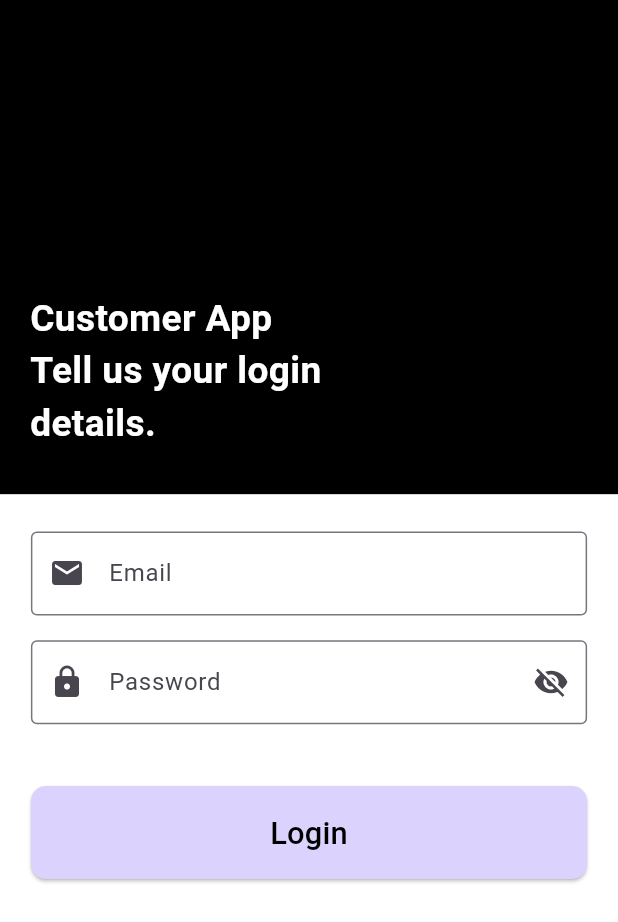
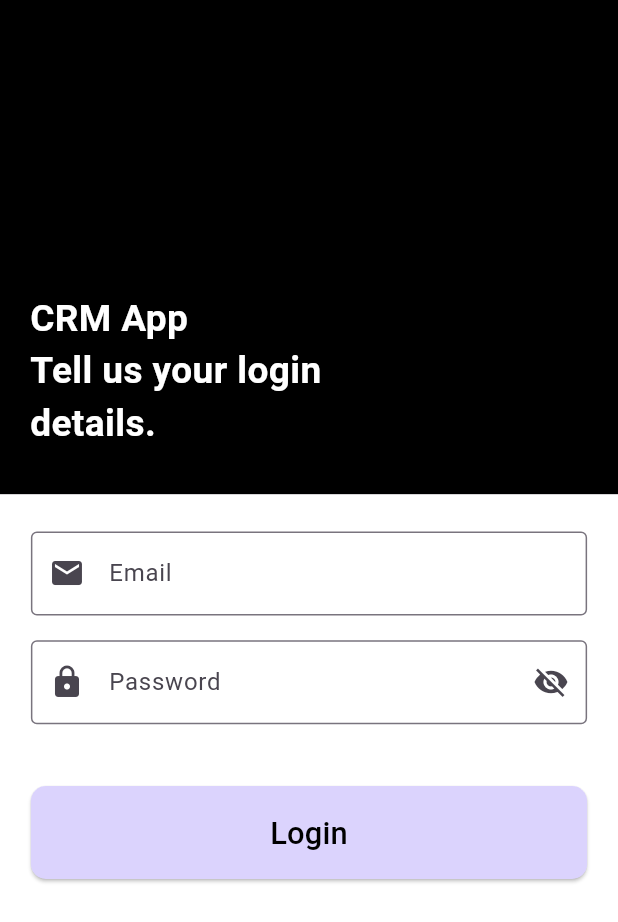
Before and after one commit to HiBorn4/crmapp, a Flutter app: the screen it shows after launch, after a tap on "Log In", on a phone screen of 412 x 824 dp. Shown: the top 922 px of the screen. Run offline on Flutter 3.47's test engine with Material 3 defaults, Android fonts, the phone set to English and light mode, and no system bars; our stand-ins replace cloud_firestore, file_picker, firebase_auth, firebase_core, flutter_svg, get and 2 more; missing offline and left inert: flutter_direct_caller_plugin; accounts and stored records are empty.

Commit message:
spacing changed

```diff
--- a/lib/controllers/profile_controller.dart
+++ b/lib/controllers/profile_controller.dart
@@ -39,6 +39,7 @@ class ProfileController extends GetxController {
 
       DocumentSnapshot userDoc = await _firestore.collection('users').doc(uid).get();
 
+
       if (userDoc.exists && userDoc.data() != null) {
         Map<String, dynamic> data = userDoc.data() as Map<String, dynamic>;
 
@@ -50,6 +51,7 @@ class ProfileController extends GetxController {
         userData.value = {
           'name': userName,
           'role': userRole,
+          'roles': List<String>.from(roles ?? []),
           'email': data['email'] ?? 'No Email',
           'phone': data['perPh'] ?? 'No Phone',
           'company': data['orgName'] ?? 'No Company',
--- a/lib/main.dart
+++ b/lib/main.dart
@@ -1,15 +1,15 @@
 import 'package:crmapp/screens/search_screen.dart';
+import 'package:crmapp/screens/splash_screen.dart';
 import 'package:flutter/material.dart';
 import 'package:get/get.dart';
 import 'package:firebase_core/firebase_core.dart';
+import 'package:shared_preferences/shared_preferences.dart';
 import 'screens/about_screen.dart';
 import 'screens/activity_log_screen.dart';
 import 'screens/change_password_screen.dart';
-import 'screens/cost_sheet_screen.dart';
 import 'screens/document_screen.dart';
 import 'screens/login_screen.dart';
 import 'screens/modification_screen.dart';
-import 'screens/payment_schedule_screen.dart';
 import 'screens/refer_screen.dart';
 import 'screens/signup_screen.dart';
 import 'screens/transaction_detail_screen.dart';
@@ -21,6 +21,13 @@ void main() async {
 
   await Firebase.initializeApp(); // Initialize Firebase
 
+  try {
+    // final prefs = await SharedPreferences.getInstance();
+    print('SharedPreferences initialized successfully');
+  } catch (e) {
+    print('Error initializing SharedPreferences: $e');
+  }
+
   runApp(MyApp());
 }
 
@@ -31,7 +38,7 @@ class MyApp extends StatelessWidget {
   Widget build(BuildContext context) {
     return GetMaterialApp(
       debugShowCheckedModeBanner: false,
-      title: 'Customer App',
+      title: 'CRM App',
       theme: ThemeData(
         primarySwatch: Colors.blue,
         visualDensity: VisualDensity.adaptivePlatformDensity,
@@ -40,7 +47,7 @@ class MyApp extends StatelessWidget {
         Get.put(AuthService());
       }),
       initialRoute: "/",
-      home: SignupScreen(),
+      home: SplashScreen(),
       getPages: [
         GetPage(name: '/', page: () => SignupScreen()),
         GetPage(name: '/login', page: () => LoginScreen()),
--- a/lib/screens/login_screen.dart
+++ b/lib/screens/login_screen.dart
@@ -25,7 +25,7 @@ class _LoginScreenState extends State<LoginScreen> {
 
 
   void _handleLogin() async {
-    if (!_formKey.currentState!.validate()) return; // Validate form before login
+  if (!_formKey.currentState!.validate()) return;
 
   String? uid = await _authService.signInWithEmailAndPassword(
     _emailController.text,
@@ -33,7 +33,8 @@ class _LoginScreenState extends State<LoginScreen> {
   );
 
   if (uid != null) {
-      Get.off(() => HomeScreen(userUid: uid)); // Navigate to HomeScreen with UID
+    await _authService.storeLoginTimestamp(); // Add this line
+    Get.off(() => HomeScreen(userUid: uid));
   } else {
     Get.snackbar('Login Failed', _authService.errorMessage.value);
   }
@@ -65,7 +66,7 @@ class _LoginScreenState extends State<LoginScreen> {
                           padding: EdgeInsets.only(left: 20, bottom: 30),
                           alignment: Alignment.bottomLeft,
                           child: Text(
-                            "Customer App\nTell us your login\ndetails.",
+                            "CRM App\nTell us your login\ndetails.",
                             style: TextStyle(
                               color: Colors.white,
                               fontSize: screenWidth * 0.06,
--- /dev/null
+++ b/lib/screens/splash_screen.dart
@@ -0,0 +1,40 @@
+import 'package:flutter/material.dart';
+import 'package:get/get.dart';
+
+import '../services/auth_service.dart';
+import 'home_screen.dart';
+import 'signup_screen.dart';
+
+class SplashScreen extends StatefulWidget {
+  @override
+  _SplashScreenState createState() => _SplashScreenState();
+}
+
+class _SplashScreenState extends State<SplashScreen> {
+  @override
+  void initState() {
+    super.initState();
+    _checkSession();
+  }
+
+  Future<void> _checkSession() async {
+    final authService = Get.find<AuthService>();
+    final isValid = await authService.isSessionValid();
+
+    await Future.delayed(Duration(seconds: 1)); // Optional splash delay
+
+    if (authService.isLoggedIn && isValid) {
+      Get.off(() => HomeScreen(userUid: authService.user!.uid));
+    } else {
+      if (authService.isLoggedIn) await authService.signOut();
+      Get.off(() => SignupScreen());
+    }
+  }
+
+  @override
+  Widget build(BuildContext context) {
+    return Scaffold(
+      body: Center(child: CircularProgressIndicator()),
+    );
+  }
+}
--- a/lib/services/auth_service.dart
+++ b/lib/services/auth_service.dart
@@ -2,6 +2,7 @@ import 'package:firebase_auth/firebase_auth.dart';
 import 'package:cloud_firestore/cloud_firestore.dart';
 import 'package:flutter/foundation.dart';
 import 'package:get/get.dart';
+import 'package:shared_preferences/shared_preferences.dart';
 
 class AuthService extends GetxService {
   final FirebaseAuth _auth = FirebaseAuth.instance;
@@ -66,9 +67,11 @@ Future<String?> signInWithEmailAndPassword(String email, String password) async
       password: password.trim(),
     );
 
-    await fetchUserData(); // Fetch user data after successful login
 
-    return userCredential.user?.uid; // Return the UID
+await storeLoginTimestamp();
+    await fetchUserData();
+
+    return userCredential.user?.uid;
   } on FirebaseAuthException catch (e) {
     _handleAuthException(e);
     return null;
@@ -82,10 +85,13 @@ Future<String?> signInWithEmailAndPassword(String email, String password) async
 
 
   // Sign Out
+  // Update signOut method
 Future<void> signOut() async {
   try {
     await _auth.signOut();
     currentUser.value = null;
+    final prefs = await SharedPreferences.getInstance();
+    await prefs.remove('loginTimestamp');
   } catch (e) {
     errorMessage('Error signing out');
     rethrow;
@@ -166,4 +172,27 @@ Future<String?> signInWithEmailAndPassword(String email, String password) async
         errorMessage(e.message ?? 'Authentication failed');
     }
   }
+  Future<void> storeLoginTimestamp() async {
+  final prefs = await SharedPreferences.getInstance();
+  await prefs.setInt('loginTimestamp', DateTime.now().millisecondsSinceEpoch);
 }
+
+Future<bool> isSessionValid() async {
+  try {
+    final prefs = await SharedPreferences.getInstance();
+    if (!prefs.containsKey('loginTimestamp')) return false;
+
+    final loginTimestamp = prefs.getInt('loginTimestamp');
+    if (loginTimestamp == null) return false;
+
+    final difference = DateTime.now()
+        .difference(DateTime.fromMillisecondsSinceEpoch(loginTimestamp));
+    return difference.inHours <= 24; // More readable 24-hour check
+  } catch (e) {
+    debugPrint('Session validation error: $e');
+    return false;
+  }
+}
+
+
+}
--- a/pubspec.yaml
+++ b/pubspec.yaml
@@ -44,6 +44,7 @@ dependencies:
   cloud_firestore: ^5.6.5
   flutter_direct_caller_plugin: ^0.0.4
   intl: ^0.20.2
+  shared_preferences: ^2.5.3
 
 dev_dependencies:
   flutter_test:
```
Also changed, not shown: lib/screens/home_screen.dart (+85 -52 lines), lib/screens/profile_screen.dart (+7 -6 lines), pubspec.lock, 2 other files. Lines whose indentation alone changed are shown as unchanged.
